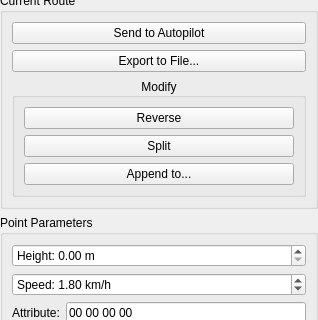
Above: userinterface/planui.ui from RISE-Dependable-Transport-Systems/WayWise before the change; both pictures show x 0 to 318 and y 133 to 453 of the 318 by 852 pixel window. Below: the same form after it.
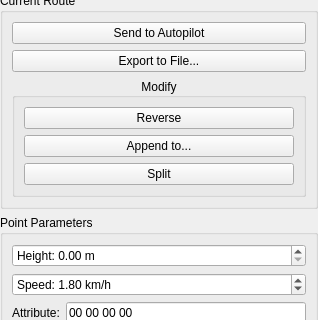
That is the form after the change.

Commit message: Updates according to feedback: variable/function name updates; split/append buttons rearranged; split-button greys out instead of info-box; splitCurrentRouteAt simplified using mid() function

Patch:
```diff
--- a/userinterface/planui.ui
+++ b/userinterface/planui.ui
@@ -135,16 +135,19 @@
           </widget>
          </item>
          <item>
-          <widget class="QPushButton" name="splitButton">
+          <widget class="QPushButton" name="appendButton">
            <property name="text">
-            <string>Split</string>
+            <string>Append to...</string>
            </property>
           </widget>
          </item>
          <item>
-          <widget class="QPushButton" name="appendButton">
+          <widget class="QPushButton" name="splitButton">
+           <property name="toolTip">
+            <string>Route must contain at least two points to be split.</string>
+           </property>
            <property name="text">
-            <string>Append to...</string>
+            <string>Split</string>
            </property>
           </widget>
          </item>
```
The commit also changes 3 other files.
